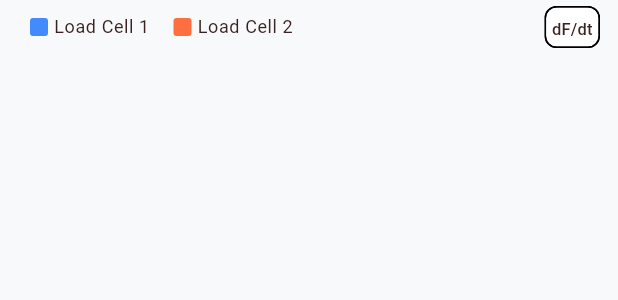
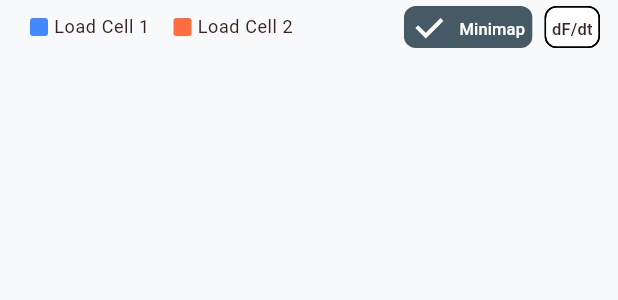
Before and after one commit to K3Engineering/dynamite_app, a Flutter app: the ChannelLegend widget shown alone on an empty page, opened directly with empty values, on a phone screen of 412 x 824 dp. Shown: the top 300 px of the screen. Run offline on Flutter 3.47's test engine with Material 3 defaults, Android fonts, the phone set to English and light mode, and no system bars; our stand-ins replace cross_file, drift, drift_flutter, google_fonts, package_info_plus, shared_preferences; missing offline and left inert: file_selector, universal_ble; accounts and stored records are empty; generated files the repository leaves out were written again; statements that could not run were skipped.

Commit message:
Add UI toggle for minimap

```diff
--- a/lib/screens/live_tab.dart
+++ b/lib/screens/live_tab.dart
@@ -77,6 +77,7 @@ class _LiveDataSource extends ChangeNotifier implements GraphDataSource {
 class _LiveTabState extends State<LiveTab> {
   final GraphController _graphCtrl = GraphController(minLiveSpan: 20 * DataHub.samplesPerSec);
   bool _showDerivative = false;
+  bool _showMinimap = true;
   _LiveDataSource? _dataSource;
   BluetoothHandling? _btHandling;
 
@@ -279,6 +280,9 @@ class _LiveTabState extends State<LiveTab> {
               showDerivative: _showDerivative,
               onToggleDerivative: () =>
                   setState(() => _showDerivative = !_showDerivative),
+              showMinimap: _showMinimap,
+              onToggleMinimap: () =>
+                  setState(() => _showMinimap = !_showMinimap),
             ),
           if (isConnected)
             ActionButtons(
@@ -299,6 +303,7 @@ class _LiveTabState extends State<LiveTab> {
       ctrl: _graphCtrl,
       settings: settings,
       showDerivative: _showDerivative,
+      showMinimap: _showMinimap,
     );
   }
 }
@@ -473,12 +478,16 @@ class ChannelLegend extends StatelessWidget {
   final AppSettings settings;
   final bool showDerivative;
   final VoidCallback onToggleDerivative;
+  final bool showMinimap;
+  final VoidCallback onToggleMinimap;
 
   const ChannelLegend({
     super.key,
     required this.settings,
     this.showDerivative = false,
     required this.onToggleDerivative,
+    this.showMinimap = true,
+    required this.onToggleMinimap,
   });
 
   @override
@@ -513,6 +522,26 @@ class ChannelLegend extends StatelessWidget {
               ),
             ),
           const Spacer(),
+          // Minimap toggle
+          SizedBox(
+            height: 28,
+            child: FilterChip(
+              label: Text(
+                'Minimap',
+                style: TextStyle(
+                  fontSize: 11,
+                  color: showMinimap ? cs.onSecondaryContainer : null,
+                ),
+              ),
+              selected: showMinimap,
+              onSelected: (_) => onToggleMinimap(),
+              visualDensity: VisualDensity.compact,
+              padding: EdgeInsets.zero,
+              labelPadding: const EdgeInsets.symmetric(horizontal: 4),
+              materialTapTargetSize: MaterialTapTargetSize.shrinkWrap,
+            ),
+          ),
+          const SizedBox(width: 8),
           // Derivative toggle
           SizedBox(
             height: 28,
--- a/lib/widgets/graph_components.dart
+++ b/lib/widgets/graph_components.dart
@@ -973,6 +973,7 @@ class GraphWorkspace extends StatefulWidget {
   final bool showDerivative;
   final bool isLiveGraph;
   final bool showEnvelope;
+  final bool showMinimap;
 
   const GraphWorkspace({
     super.key,
@@ -982,6 +983,7 @@ class GraphWorkspace extends StatefulWidget {
     this.showDerivative = false,
     this.isLiveGraph = true,
     this.showEnvelope = true,
+    this.showMinimap = true,
   });
 
   @override
@@ -1049,6 +1051,7 @@ class _GraphWorkspaceState extends State<GraphWorkspace> {
                     ),
                   ),
                 // Minimap
+                if (widget.showMinimap)
                   Minimap(
                     dataSource: widget.data,
                     activeChannels: widget.settings.activeChannelIndices,
```
Lines whose indentation alone changed are shown as unchanged.
